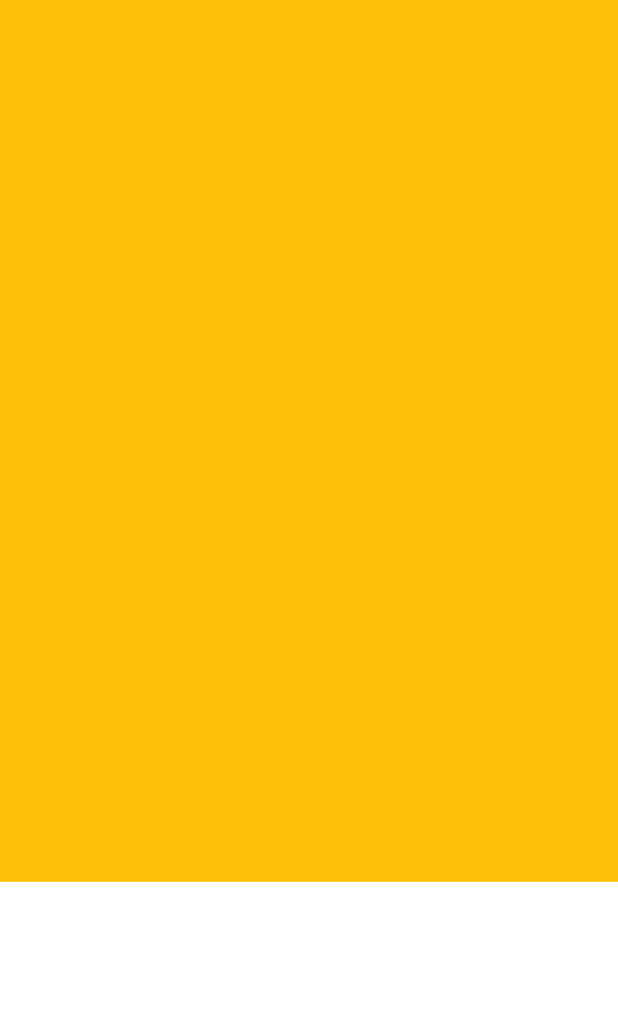
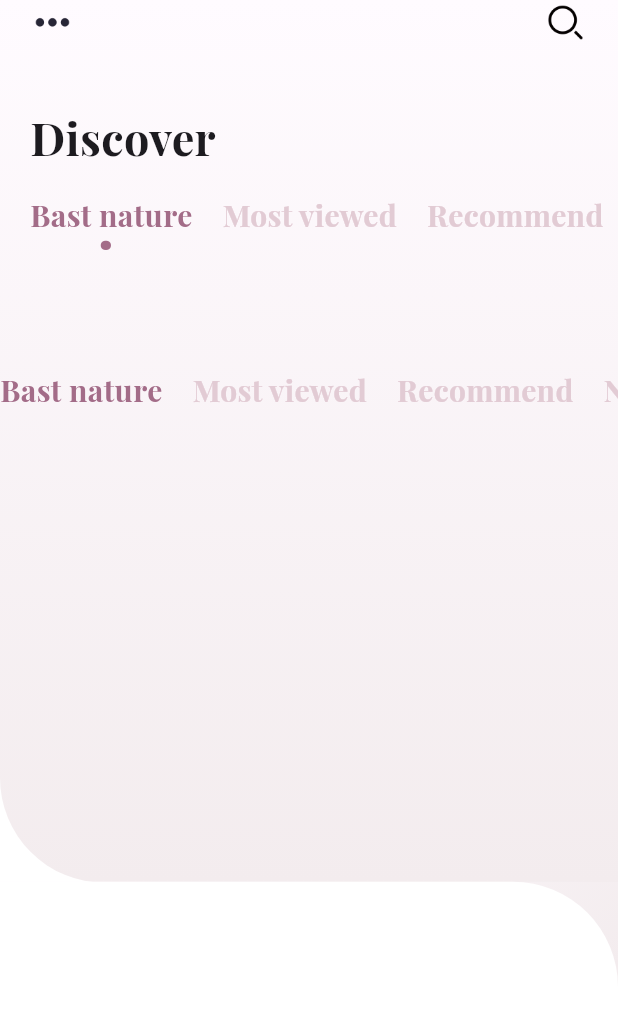
Before and after one commit to xiaofan-14/flutter-demo, a Flutter app: the screen it shows after launch, on a phone screen of 412 x 824 dp. Shown: the top 1014 px of the screen. Run offline on Flutter 3.47's test engine with Material 3 defaults, Android fonts, the phone set to English and light mode, and no system bars; our stand-ins replace google_fonts.

Commit message:
首页菜单

```diff
--- a/lib/myhome_page.dart
+++ b/lib/myhome_page.dart
@@ -6,6 +6,15 @@ class MyhomePage extends StatefulWidget {
   @override
   State<MyhomePage> createState() => _MyHomePageState();
 }
+
+int selectIndex = 0;
+List<String> categoryList = [
+  'Bast nature',
+  'Most viewed',
+  "Recommend",
+  "Newly discover",
+  "Peace",
+];
 
 class _MyHomePageState extends State<MyhomePage> {
   @override
@@ -27,11 +36,91 @@ class _MyHomePageState extends State<MyhomePage> {
                   height: MediaQuery.of(context).size.height / 1.4,
                   width: MediaQuery.of(context).size.width,
                   decoration: const BoxDecoration(
+                    gradient: LinearGradient(
+                      begin: Alignment.topCenter,
+                      end: Alignment.bottomCenter,
+                      colors: [Color(0xfffffbff), Color(0xfff3ecee)],
+                    ),
                     borderRadius: BorderRadius.only(
                       bottomLeft: Radius.circular(70),
                     ),
                   ),
-                  color: Colors.amber,
+                  child: Stack(
+                    children: [
+                      SizedBox(
+                        height: 261,
+                        width: double.infinity,
+                        child: SafeArea(
+                          child: Padding(
+                            padding: const EdgeInsets.only(left: 20),
+                            child: Column(
+                              children: [
+                                Padding(
+                                  padding: const EdgeInsets.only(right: 20),
+                                  child: Row(
+                                    mainAxisAlignment:
+                                        MainAxisAlignment.spaceBetween,
+                                    children: [
+                                      Image.asset(
+                                        'Images/more.png',
+                                        height: 30,
+                                      ),
+                                      Image.asset(
+                                        "Images/search.png",
+                                        height: 30,
+                                      ),
+                                    ],
+                                  ),
+                                ),
+                                const SizedBox(height: 40),
+                                Row(
+                                  children: const [
+                                    Text(
+                                      "Discover",
+                                      style: TextStyle(
+                                        fontSize: 30,
+                                        fontWeight: FontWeight.bold,
+                                      ),
+                                    ),
+                                  ],
+                                ),
+                                const SizedBox(height: 15),
+                                natrueSelector(),
+                              ],
+                            ),
+                          ),
+                        ),
+                      ),
+                      Positioned(
+                        top: 245,
+                        child: SizedBox(
+                          height: 400,
+                          width: MediaQuery.of(context).size.width,
+                          child: ListView.builder(
+                            itemCount: categoryList.length,
+                            physics: const BouncingScrollPhysics(),
+                            shrinkWrap: true,
+                            scrollDirection: Axis.horizontal,
+                            itemBuilder: (context, index) {
+                              return Padding(
+                                padding: const EdgeInsets.only(right: 20),
+                                child: Text(
+                                  categoryList[index],
+                                  style: TextStyle(
+                                    fontWeight: FontWeight.bold,
+                                    fontSize: 20,
+                                    color: selectIndex == index
+                                        ? Color(0xffa36c88)
+                                        : Color(0xffe2cbd4),
+                                  ),
+                                ),
+                              );
+                            },
+                          ),
+                        ),
+                      ),
+                    ],
+                  ),
                 ),
               ],
             ),
@@ -40,8 +129,12 @@ class _MyHomePageState extends State<MyhomePage> {
               child: Container(
                 height: MediaQuery.of(context).size.height / 3.49,
                 width: MediaQuery.of(context).size.width,
-                decoration: BoxDecoration(
-                  color: Colors.amber
+                decoration: const BoxDecoration(
+                  gradient: LinearGradient(
+                    begin: Alignment.topLeft,
+                    end: Alignment.bottomCenter,
+                    colors: [Color(0xfffffbff), Color(0xfff3ecee)],
+                  ),
                 ),
               ),
             ),
@@ -50,8 +143,8 @@ class _MyHomePageState extends State<MyhomePage> {
               child: Container(
                 height: MediaQuery.of(context).size.height / 3.49,
                 width: MediaQuery.of(context).size.width,
-                color: Colors.white,
                 decoration: const BoxDecoration(
+                  color: Colors.white,
                   borderRadius: BorderRadius.only(
                     topRight: Radius.circular(70),
                   ),
@@ -63,4 +156,47 @@ class _MyHomePageState extends State<MyhomePage> {
       ),
     );
   }
+
+  Stack natrueSelector() {
+    return Stack(
+      children: [
+        Positioned(
+          bottom: -10,
+          left: 45,
+          child: Text(
+            '.',
+            style: TextStyle(
+              fontWeight: FontWeight.bold,
+              fontSize: 40,
+              color: const Color(0xffa36c88),
+            ),
+          ),
+        ),
+        SizedBox(
+          height: 40,
+          child: ListView.builder(
+            itemCount: categoryList.length,
+            physics: const BouncingScrollPhysics(),
+            shrinkWrap: true,
+            scrollDirection: Axis.horizontal,
+            itemBuilder: (context, index) {
+              return Padding(
+                padding: const EdgeInsets.only(right: 20),
+                child: Text(
+                  categoryList[index],
+                  style: TextStyle(
+                    fontWeight: FontWeight.bold,
+                    fontSize: 20,
+                    color: selectIndex == index
+                        ? Color(0xffa36c88)
+                        : Color(0xffe2cbd4),
+                  ),
+                ),
+              );
+            },
+          ),
+        ),
+      ],
+    );
+  }
 }
```
Also changed, not shown: Images/more.png (added), Images/search.png (added).
